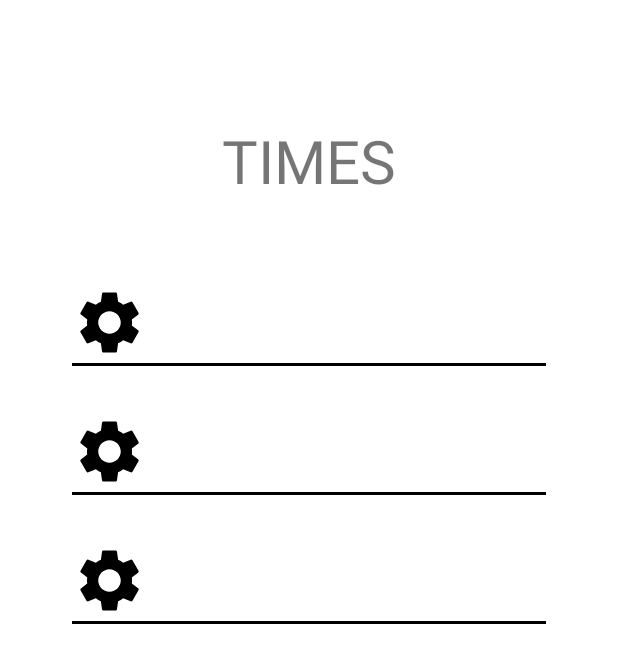
After one commit to mobile-dev-ufes/2022-2-proj-final-dsb-app, an Android app: the layout fragment_team.xml on its own in the app's theme, with its tools: preview values and no code run, on a phone screen of 412 x 824 dp. The commit adds this screen. Shown: the top 663 px of the screen. Run offline under Robolectric (Android 15) with nearby library versions, the phone set to English and light mode, and no system bars.

Commit message:
tá errado, mas vai

```diff
--- a/app/src/main/java/com/example/apptrackingv2/ViewPagerAdapter.kt
+++ b/app/src/main/java/com/example/apptrackingv2/ViewPagerAdapter.kt
@@ -3,8 +3,8 @@ package com.example.dsb_app
 import androidx.fragment.app.Fragment
 import androidx.fragment.app.FragmentManager
 import androidx.fragment.app.FragmentPagerAdapter
-import com.example.apptrackingv2.views.SOSFragment
-import com.example.apptrackingv2.views.VeloFragment
+import com.example.apptrackingv2.view.SOSFragment
+import com.example.apptrackingv2.view.VeloFragment
 
 class ViewPagerAdapter(fm: FragmentManager, var tabCount: Int) : FragmentPagerAdapter(fm) {
 
--- /dev/null
+++ b/app/src/main/java/com/example/apptrackingv2/data/model/TeamModel.kt
@@ -0,0 +1,3 @@
+package com.example.apptrackingv2.data.model
+
+data class TeamModel(val name: String)
--- a/app/src/main/java/com/example/apptrackingv2/views/VeloFragment.kt
+++ b/app/src/main/java/com/example/apptrackingv2/view/VeloFragment.kt
@@ -1,4 +1,4 @@
-package com.example.apptrackingv2.views
+package com.example.apptrackingv2.view
 
 import android.content.BroadcastReceiver
 import android.content.Context
--- /dev/null
+++ b/app/src/main/res/layout/fragment_team.xml
@@ -0,0 +1,43 @@
+<?xml version="1.0" encoding="utf-8"?>
+<androidx.constraintlayout.widget.ConstraintLayout xmlns:android="http://schemas.android.com/apk/res/android"
+    android:layout_width="match_parent"
+    android:layout_height="match_parent"
+    xmlns:tools="http://schemas.android.com/tools"
+    xmlns:app="http://schemas.android.com/apk/res-auto">
+
+    <TextView
+        android:id="@+id/teams_title"
+        android:layout_width="wrap_content"
+        android:layout_height="wrap_content"
+        app:layout_constraintLeft_toLeftOf="parent"
+        app:layout_constraintRight_toRightOf="parent"
+        app:layout_constraintTop_toTopOf="parent"
+        android:text="@string/teams_title"
+        android:textSize="40sp"
+        android:layout_marginTop="80dp"
+        />
+
+    <androidx.core.widget.NestedScrollView
+        android:layout_width="match_parent"
+        android:layout_marginTop="40dp"
+        android:paddingHorizontal="32dp"
+        android:layout_height="wrap_content"
+        app:layout_constraintTop_toBottomOf="@+id/teams_title">
+
+        <LinearLayout
+            android:layout_width="match_parent"
+            android:layout_height="wrap_content"
+            android:orientation="vertical">
+
+            <!--RecyclerViews should be located here-->
+            <androidx.recyclerview.widget.RecyclerView
+                android:id="@+id/recycler_view_team"
+                android:layout_width="wrap_content"
+                android:layout_height="wrap_content"
+                android:overScrollMode="never"
+                tools:listitem="@layout/team_item" />
+
+        </LinearLayout>
+    </androidx.core.widget.NestedScrollView>
+
+</androidx.constraintlayout.widget.ConstraintLayout>
--- /dev/null
+++ b/app/src/main/res/layout/team_item.xml
@@ -0,0 +1,42 @@
+<LinearLayout xmlns:android="http://schemas.android.com/apk/res/android"
+    android:layout_width="match_parent"
+    android:layout_height="wrap_content"
+    xmlns:app="http://schemas.android.com/apk/res-auto"
+    android:padding="16dp"
+    android:orientation="vertical">
+
+    <LinearLayout
+        android:layout_width="match_parent"
+        android:layout_height="wrap_content"
+        android:orientation="horizontal"
+        android:gravity="center"
+        >
+        <ImageView
+            android:id="@+id/team_icon"
+            android:layout_width="50dp"
+            android:layout_height="50dp"
+            android:src="@drawable/ic_settings"
+            android:layout_marginRight="16dp"
+            />
+        <TextView
+            android:id="@+id/team_name"
+            android:layout_width="match_parent"
+            android:layout_height="wrap_content"
+            android:textSize="20sp"
+            android:textStyle="bold"
+
+            />
+    </LinearLayout>
+
+    <View
+        android:layout_width="match_parent"
+        android:layout_height="2dp"
+        android:background="@color/black"
+        android:layout_marginTop="2dp"
+        />
+    <!--<TextView
+        android:id="@+id/team_description"
+        android:layout_width="match_parent"
+        android:layout_height="wrap_content" />-->
+
+</LinearLayout>
--- a/app/src/main/res/layout/velo_fragment.xml
+++ b/app/src/main/res/layout/velo_fragment.xml
@@ -19,7 +19,7 @@
         android:id="@+id/textView"
         android:layout_width="wrap_content"
         android:layout_height="wrap_content"
-        android:text="0 nós"
+        android:text="@string/velocity_text"
         android:textColor="@color/white"
         android:textSize="70dp"
         app:layout_constraintBottom_toBottomOf="parent"
--- a/app/src/main/res/values/strings.xml
+++ b/app/src/main/res/values/strings.xml
@@ -10,6 +10,8 @@
     <string name="tracker_switch_on">SIM</string>
     <string name="tracker_switch_off">NÃO</string>
     <string name="label_tracker">Ligar rastreador</string>
+    <string name="teams_title">TIMES</string>
+    <string name="velocity_text">0 nós</string>
 
     <string-array name="dsb_list">
         <item>TIME 1</item>
```
Also changed, not shown: app/build.gradle (+7 -2 lines), app/src/main/java/com/example/apptrackingv2/ConfigActivity.kt (deleted, +0 -55 lines), app/src/main/java/com/example/apptrackingv2/view/SOSFragment.kt (renamed from app/src/main/java/com/example/apptrackingv2/views/SOSFragment.kt, +5 -20 lines), app/src/main/java/com/example/apptrackingv2/view/TeamFragment.kt (added, +77 -0 lines), app/src/main/java/com/example/apptrackingv2/view/adapter/TeamAdapter.kt (added, +30 -0 lines), app/src/main/res/layout/activity_config.xml (+9 -11 lines), app/src/main/res/menu/menu_toolbar.xml (added, +17 -0 lines), app/src/main/res/navigation/navigation_mng.xml (added, +28 -0 lines), app/src/main/res/values/themes.xml (+10 -0 lines), 1 other file.
